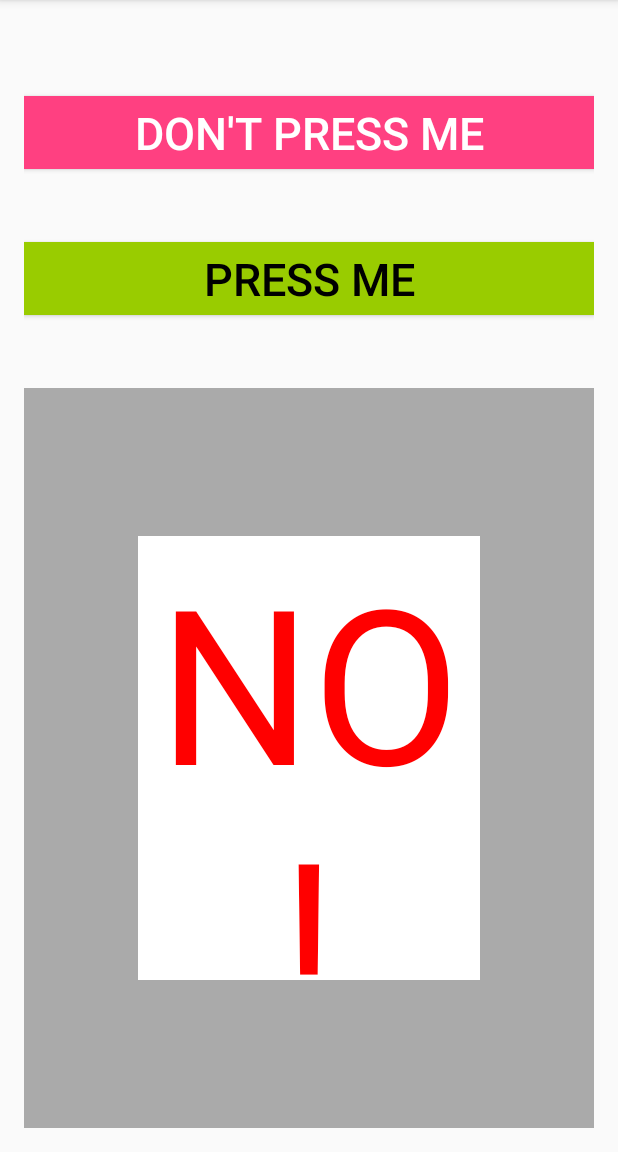
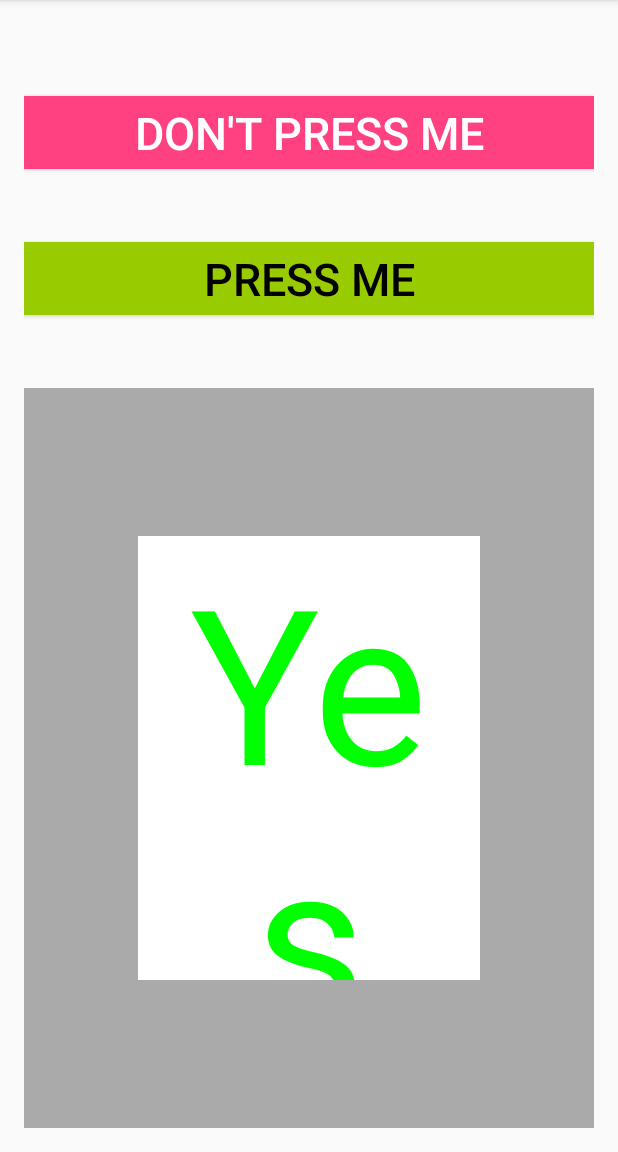
Before and after one commit to edcepp/ImplementsClassDemo, an Android app: the screen it shows after launch (MainActivity), after a tap on "PRESS ME", on a phone screen of 412 x 824 dp, the part 84-1236 px from its top. Run offline under Robolectric (Android 15) with nearby library versions, the phone set to English and light mode, and no system bars; 1 other tap on this screen came first.

```diff
--- a/app/src/main/java/net/zdome/cs371/epp/implementsclassdemo/MainActivity.java
+++ b/app/src/main/java/net/zdome/cs371/epp/implementsclassdemo/MainActivity.java
@@ -25,9 +25,21 @@ private Button happyButton;
         happyButton.setOnClickListener(this);
     }
 
-    public void onClick (View v)
+    public void onClick (View button)
     {
+        if (button.getId() == R.id.PanicButton) {
             advise.setTextColor(Color.RED);
             advise.setText("NO!");
+        }
+        else if (button.getId() == R.id.HappyButton)
+        {
+            advise.setTextColor(Color.GREEN);
+            advise.setText("Yes");
+        }
+        else
+        {
+            advise.setTextColor(Color.RED);
+            advise.setText("Error");
+        }
     }
 }
```
